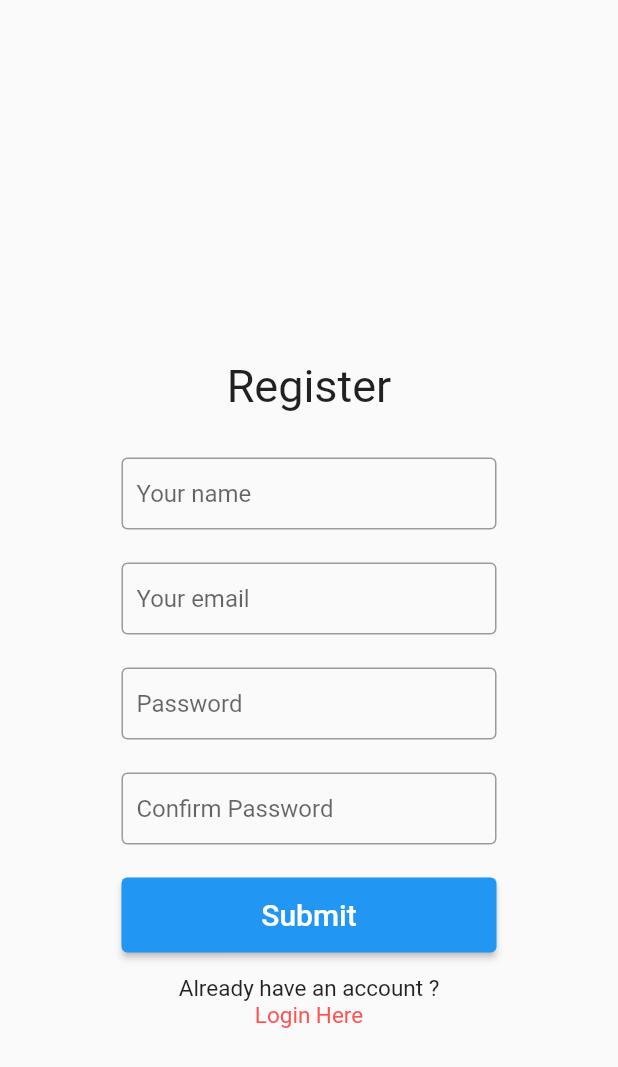
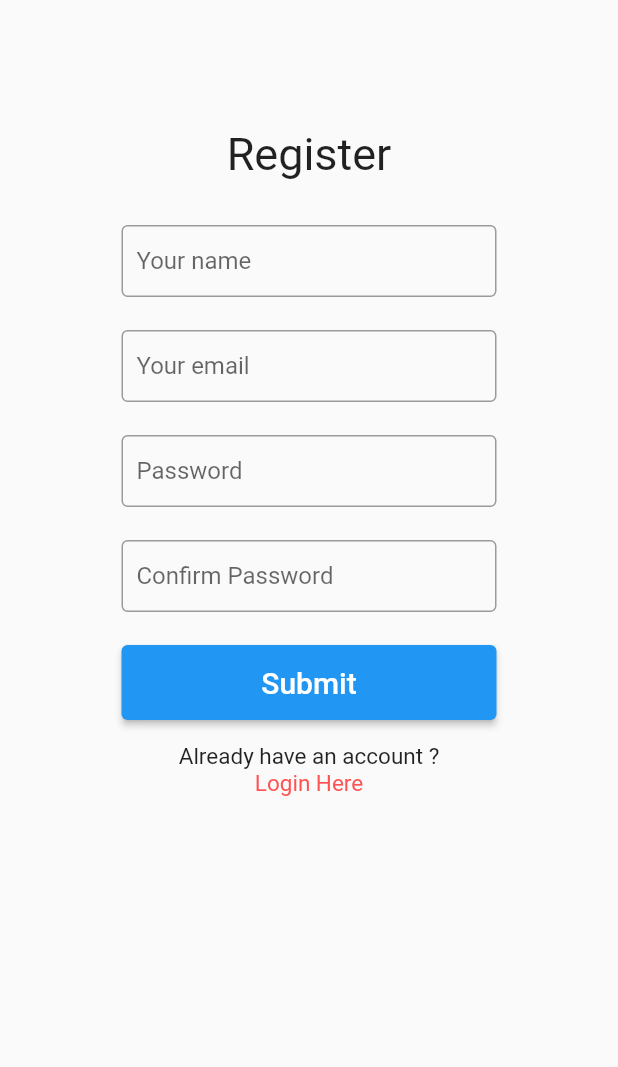
Before and after one commit to minthantkyaw28/task_manager, a Flutter app: the screen it shows after launch, on a phone screen of 412 x 824 dp. Shown: the top 1067 px of the screen. Run offline on Flutter 3.47's test engine with Material 2 defaults, Android fonts, the phone set to English and light mode, and no system bars.

```diff
--- a/lib/main.dart
+++ b/lib/main.dart
@@ -2,6 +2,7 @@ import 'package:flutter/material.dart';
 import 'package:taskmanager/views/entry.dart';
 import 'package:taskmanager/views/login.dart';
 import 'package:taskmanager/views/register.dart';
+import 'package:taskmanager/views/taskadd.dart';
 
 void main() {
   runApp(const MyApp());
--- a/lib/views/register.dart
+++ b/lib/views/register.dart
@@ -15,18 +15,18 @@ class _RegisterPageState extends State<RegisterPage> {
         children: [
           const SizedBox(
             width: double.infinity,
-            height: 40.0,
+            height: 85.0,
           ),
-          Container(
-            margin:
-                EdgeInsets.only(left: double.infinity, right: double.infinity),
-            width: 200,
-            height: 200,
-            child: Text(
-              "Logo",
-              style: TextStyle(fontSize: 70),
-            ),
-          ),
+          // Container(
+          //   margin:
+          //       EdgeInsets.only(left: double.infinity, right: double.infinity),
+          //   width: 200,
+          //   height: 200,
+          //   child: Text(
+          //     "Logo",
+          //     style: TextStyle(fontSize: 70),
+          //   ),
+          // ),
           Text(
             "Register",
             style: TextStyle(
```
Also changed, not shown: lib/views/taskadd.dart (+94 -0 lines).
